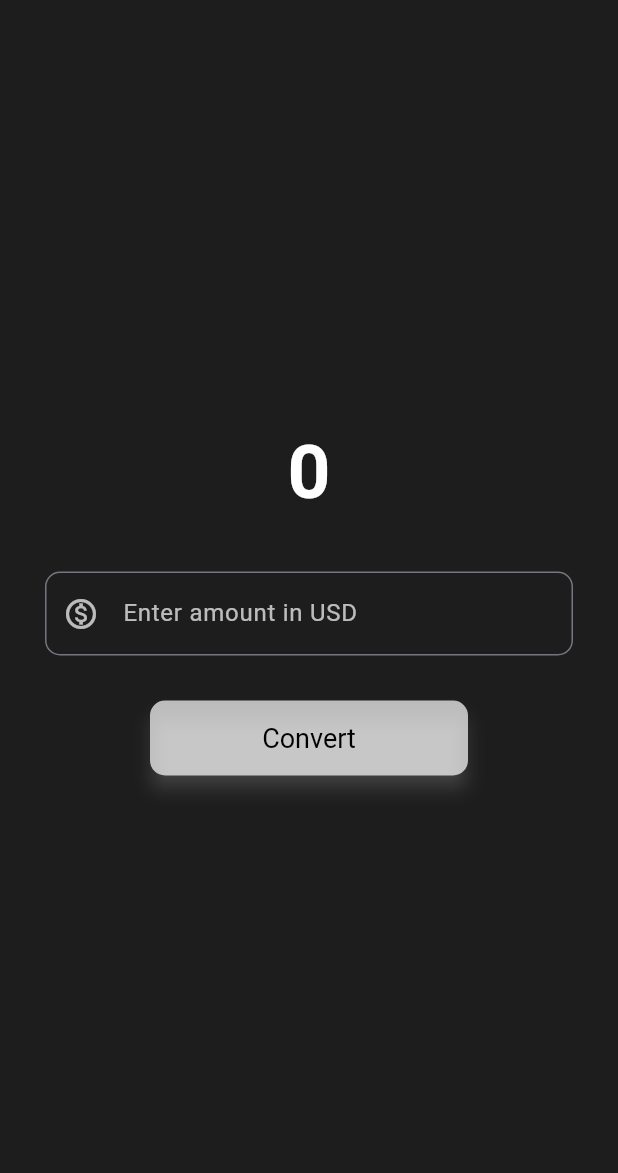
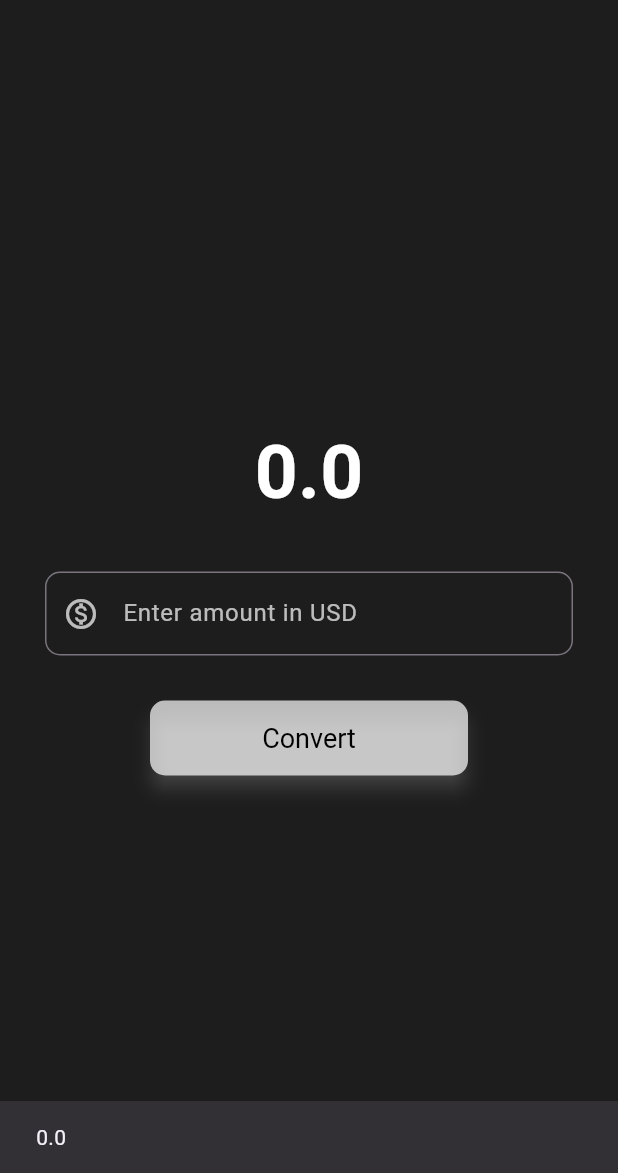
Before and after one commit to ututeteneonitero/currency_convert_app, a Flutter app: the screen it shows after launch, after a tap on "Convert", on a phone screen of 412 x 824 dp, the part 63-1236 px from its top. Run offline on Flutter 3.47's test engine with Material 3 defaults, Android fonts, the phone set to English and light mode, and no system bars.

Commit message:
finnally its work

```diff
--- a/lib/currency_material_page.dart
+++ b/lib/currency_material_page.dart
@@ -1,8 +1,16 @@
+// import 'dart:ffi' as ffi;
+
 import 'package:flutter/material.dart';
 
-class CurrencyMaterialPage extends StatelessWidget {
+class CurrencyMaterialPage extends StatefulWidget {
   const CurrencyMaterialPage({super.key});
+  @override
+  State<CurrencyMaterialPage> createState() => _CurrencyMaterialPageState();
+}
 
+class _CurrencyMaterialPageState extends State<CurrencyMaterialPage> {
+  double result = 0;
+  final TextEditingController textEditingController = TextEditingController();
   @override
   Widget build(BuildContext context) {
     return Scaffold(
@@ -21,21 +29,22 @@ class CurrencyMaterialPage extends StatelessWidget {
           child: Column(
             mainAxisAlignment: MainAxisAlignment.center,
             children: [
-              const Text(
-                "0",
-                style: TextStyle(
+              Text(
+                result.toString(),
+                style: const TextStyle(
                   fontSize: 50,
                   fontWeight: FontWeight.bold,
                   color: Colors.white,
                 ),
               ),
-              const Padding(
-                padding: EdgeInsets.all(30),
+              Padding(
+                padding: const EdgeInsets.all(30),
                 child: TextField(
-                  style: TextStyle(
+                  controller: textEditingController,
+                  style: const TextStyle(
                     color: Colors.white,
                   ),
-                  decoration: InputDecoration(
+                  decoration: const InputDecoration(
                     hintText: "Enter amount in USD",
                     hintStyle: TextStyle(color: Colors.white70),
                     prefixIcon: Icon(Icons.monetization_on_outlined,
@@ -53,7 +62,7 @@ class CurrencyMaterialPage extends StatelessWidget {
                       ),
                     ),
                   ),
-                  keyboardType: TextInputType.numberWithOptions(
+                  keyboardType: const TextInputType.numberWithOptions(
                     decimal: true,
                   ),
                 ),
@@ -61,7 +70,19 @@ class CurrencyMaterialPage extends StatelessWidget {
               Padding(
                 padding: const EdgeInsets.symmetric(horizontal: 100),
                 child: ElevatedButton(
-                  onPressed: () {},
+                  onPressed: () {
+                    setState(() {
+                      try {
+                        result =
+                            double.parse(textEditingController.text) * 16230;
+                      } catch (e) {
+                        // result = 0;
+                        ScaffoldMessenger.of(context).showSnackBar(
+                          SnackBar(content: Text(result.toString())),
+                        );
+                      }
+                    });
+                  },
                   style: TextButton.styleFrom(
                     shadowColor: Color.fromRGBO(255, 255, 255, 0.3),
                     elevation: 5,
@@ -84,3 +105,10 @@ class CurrencyMaterialPage extends StatelessWidget {
     );
   }
 }
+
+// class CurrencyMaterialPage1 extends StatelessWidget {
+//   const CurrencyMaterialPage1({super.key});
+
+//   @override
+
+// }
--- a/lib/main.dart
+++ b/lib/main.dart
@@ -12,7 +12,7 @@ class MyApp extends StatelessWidget {
   @override
   Widget build(BuildContext context) {
     return MaterialApp(
-      home: const CurrencyMaterialPage(),
+      home: CurrencyMaterialPage(),
     );
   }
 }
```
